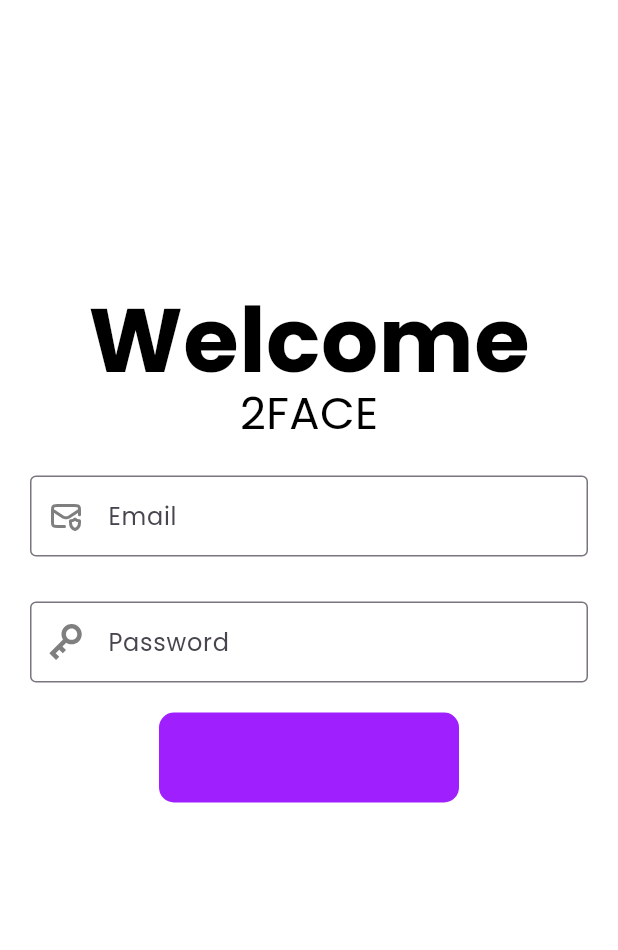
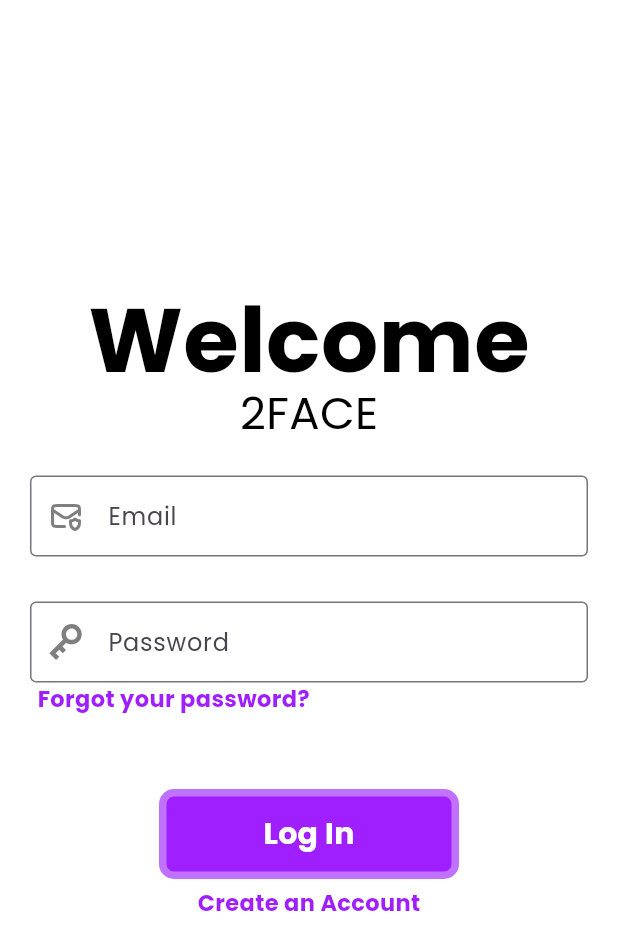
Before and after one commit to CSULB-AI-Club/facial_recognition, a Flutter app: the screen it shows after launch, on a phone screen of 412 x 824 dp. Shown: the top 950 px of the screen. Run offline on Flutter 3.47's test engine with Material 3 defaults, Android fonts, the phone set to English and light mode, and no system bars; our stand-ins replace flutter_svg.

Commit message:
login page essentially done

```diff
--- a/facial_recognition/lib/pages/login.dart
+++ b/facial_recognition/lib/pages/login.dart
@@ -60,15 +60,53 @@ class LogIn extends StatelessWidget {
                 )
               )
             ),
-            SizedBox(height: 20),
-            Container(
-              height: 60,
-              width: 200,
-              child: Center(),
-              decoration: BoxDecoration(
-                  color: Color(0xff9F1FFF),
-                  borderRadius: BorderRadius.circular(10)
+            Row(
+              mainAxisAlignment: MainAxisAlignment.start,
+              children: [
+                SizedBox(width: 25),
+                GestureDetector(
+                  onTap:() => print("Forgot Password"),
+                  child:
+                    Text("Forgot your password?", style: TextStyle(
+                    color: Color(0xff9F1FFF),
+                    fontSize: 15,
+                    fontWeight: FontWeight.bold,
+
+                  ))
                 ),
+              ],
+            ),
+            SizedBox(height: 50),
+            GestureDetector(
+              onTap: () => print("Log In"),
+              child: Container(
+                height: 60,
+                width: 200,
+                decoration: BoxDecoration(
+                    color: Color(0xff9F1FFF),
+                    border: Border.all(
+                      color: Color.fromARGB(255, 192, 113, 253),
+                      width: 5
+                    ),
+                    borderRadius: BorderRadius.circular(10),
+                  ),
+                child: Center(
+                  child: Text("Log In", style: TextStyle(
+                    color: Colors.white,
+                    fontSize: 20,
+                    fontWeight: FontWeight.bold
+                    ))
+                ),
+              ),
+            ),
+            SizedBox(height: 5),
+            GestureDetector(
+              onTap:() => print("Wants to make Account"),
+              child: Text("Create an Account", style: TextStyle(
+                color: Color(0xff9F1FFF),
+                fontSize: 15,
+                fontWeight: FontWeight.bold
+              ))
             )
           ],
         )
```
